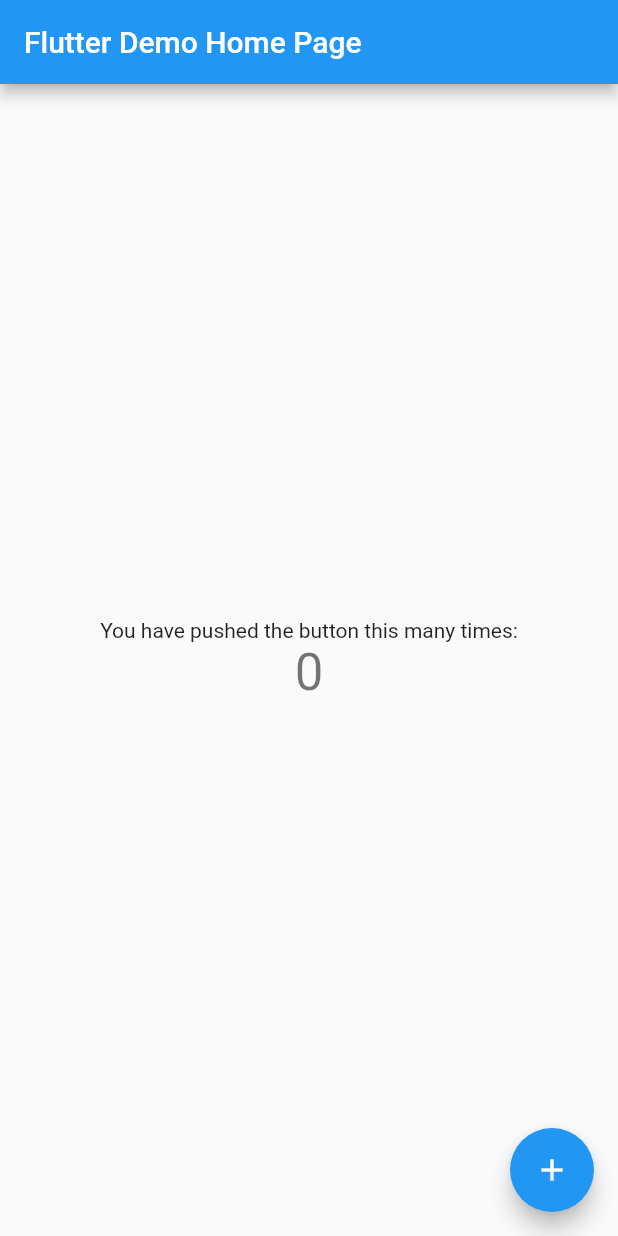
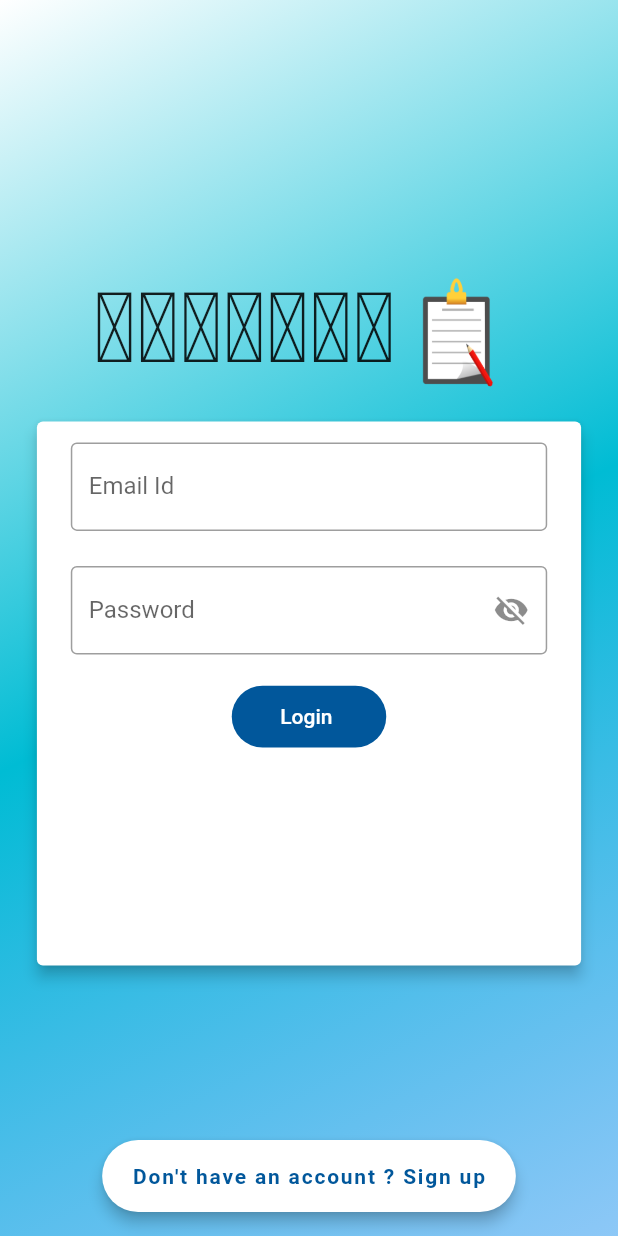
Before and after one commit to 11Urvesh/QuizoidApp, a Flutter app: the screen it shows after launch, on a phone screen of 412 x 824 dp. Run offline on Flutter 3.47's test engine with Material 2 defaults, Android fonts, the phone set to English and light mode, and no system bars; our stand-ins replace cloud_firestore, email_validator, firebase_auth, firebase_core; accounts and stored records are empty.

Commit message:
Authentication

```diff
--- /dev/null
+++ b/lib/Authentication/Auth_Screen.dart
@@ -0,0 +1,195 @@
+import 'package:flutter/material.dart';
+import 'package:quizoid/Authentication/Auth_form.dart';
+import 'package:firebase_auth/firebase_auth.dart';
+import 'package:cloud_firestore/cloud_firestore.dart';
+
+class AuthScreen extends StatefulWidget {
+  @override
+  _AuthScreenState createState() => _AuthScreenState();
+}
+
+class _AuthScreenState extends State<AuthScreen> {
+
+  final _auth = FirebaseAuth.instance;
+  bool _isLogin;
+  bool _isLoding;
+
+  @override
+  void initState() {
+    super.initState();
+    _isLogin = true;
+    _isLoding = false;
+  }
+
+  void _submitAuthForm({
+    BuildContext ctx,
+    @required String email,
+    @required String password,
+    String userName,
+    String phnNo,
+  })
+  async {
+    UserCredential authResult;
+
+    try {
+      setState(() {
+        _isLoding = true;
+      });
+
+      if(_isLogin){
+        authResult = await _auth.signInWithEmailAndPassword(email: email, password: password);
+      }
+      else{
+        authResult = await _auth.createUserWithEmailAndPassword(email: email, password: password);
+
+        await FirebaseFirestore.instance.collection('Users').doc(authResult.user.uid).set({
+          'Name': userName,
+          'Email': email,
+          'Password': password,
+          'phnNo': phnNo,
+          'Image':null,
+          'Standard':null,
+          'School': null,
+          'About':null
+        });
+      }
+
+    } catch (err) {
+      var message = 'Please check your internet connection';
+
+      if(err.code == null)
+      {
+        message = err.message;
+      }
+
+      switch (err.code.toString()) {
+        case 'wrong-password' :
+          message = ' Oops! Invalid Password.';
+          break;
+        case 'user-not-found' :
+          message = ' User does not exist, Sign Up to proceed.';
+          break;
+        case 'network-request-failed' :
+          message = ' Please check your internet connection. ';
+          break;
+        case 'email-already-in-use' :
+          message = ' User already exist with this Email-Id. ';
+          break;
+        case 'operation-not-allowed' :
+          message = ' Server error, please try again later.';
+          break;
+        default:
+          message = err.message;
+      }
+
+      Scaffold.of(ctx).showSnackBar(SnackBar(content: Text(message),backgroundColor: Theme.of(ctx).errorColor));
+
+    } finally{
+      setState(() {
+        _isLoding = false;
+      });
+    }
+
+  }
+
+  @override
+  Widget build(BuildContext context) {
+     final mediaQuery = MediaQuery.of(context);
+     bool _keyboardIsOpen = mediaQuery.viewInsets.bottom != 0;
+
+     double _screenHeight = mediaQuery.size.height -
+        mediaQuery.padding.top -
+        mediaQuery.padding.bottom;
+    double _screenWidth = mediaQuery.size.width -
+        mediaQuery.padding.left -
+        mediaQuery.padding.right;
+
+    return Scaffold(
+      body: SafeArea(
+        child: SingleChildScrollView(
+          child: Container(
+            height: _screenHeight,
+            width: _screenWidth,
+            alignment: Alignment.center,
+            decoration: BoxDecoration(
+              gradient: LinearGradient(colors: [
+                Colors.white,
+                Colors.cyan,
+                Colors.blue.withOpacity(0.5)
+              ], begin: Alignment.topLeft, end: Alignment.bottomRight),
+            ),
+            child: LayoutBuilder(builder: (context, constraints)
+            {
+              return Column(
+                  mainAxisAlignment: MainAxisAlignment.center,
+                  mainAxisSize: MainAxisSize.min,
+                  children: [
+                    Container(
+                        height: constraints.maxHeight * 0.11,
+                        width: constraints.maxWidth * 0.7,
+                        margin: const EdgeInsets.only(bottom: 10),
+                        child: Row(
+                          children: [
+                            Flexible(
+                              flex: 7,
+                              fit: FlexFit.tight,
+                              child: FittedBox(
+                                fit: BoxFit.fitWidth,
+                                child: Text('𝕼𝖚𝖎𝖟𝖔𝖎𝖉',style: TextStyle(fontWeight: FontWeight.bold,fontSize: 10)),
+                              ),
+                            ),
+                            Flexible(
+                              flex: 3,
+                              child: Image.asset('assets/Images/appIcon.png')
+                            )
+                          ],
+                        )
+                    ),
+                    Container(
+                      height: constraints.maxHeight * 0.45,
+                      width: constraints.maxWidth * 0.9,
+                      child: Card(
+                        elevation: 4,
+                        child: Padding(
+                          padding: const EdgeInsets.all(8.0),
+                          child: AuthForm(_isLogin,_submitAuthForm,_isLoding),
+                        ),
+                      )
+                    ),
+                  ]);
+              }),
+          ),
+        )
+      ),
+      floatingActionButton: Visibility(
+        visible: !_keyboardIsOpen,
+        child: FloatingActionButton.extended(
+          backgroundColor: Colors.white,
+          elevation: 4,
+          label: Text(
+            _isLogin
+                ? 'Don\'t have an account ? Sign up'
+                : 'Have an account ? Login now !',
+            style: TextStyle(
+                color: Theme.of(context).primaryColor,
+                fontWeight: FontWeight.bold),
+          ),
+          onPressed: () {
+            setState(() {
+              FocusScope.of(context).unfocus();
+              _isLogin = !_isLogin;
+            });
+          },
+        ),
+      ),
+      floatingActionButtonLocation: FloatingActionButtonLocation.centerFloat,
+    );
+  }
+}
+
+/*
+Image.asset(
+                          'assets/Images/Agrawal-image.png',
+                          fit: BoxFit.contain,
+                        )
+*/
--- /dev/null
+++ b/lib/Authentication/Auth_form.dart
@@ -0,0 +1,195 @@
+import 'package:flutter/material.dart';
+import 'package:email_validator/email_validator.dart';
+
+class AuthForm extends StatefulWidget {
+
+  final bool _isLogin;
+  final bool _isLoding;
+
+  final void Function({
+    BuildContext ctx,
+    @required String email,
+    @required String password,
+    String userName,
+    String phnNo,
+  }) _submitAuthForm;
+
+  AuthForm(this._isLogin,this._submitAuthForm,this._isLoding);
+
+  @override
+  _AuthFormState createState() => _AuthFormState();
+}
+
+class _AuthFormState extends State<AuthForm> {
+  final _formKey = GlobalKey<FormState>();
+  final ScrollController _controllerOne = ScrollController();
+  bool _passwordVisible;
+
+  String _userName;
+  String _phnNo;
+  String _emailId;
+  String _password;
+
+
+  @override
+  void initState() {
+    super.initState();
+    _passwordVisible = false;
+  }
+
+  void _trySubmit(BuildContext context)
+  {
+    final isValid = _formKey.currentState.validate();
+    FocusScope.of(context).unfocus();
+
+    if (isValid) {
+      _formKey.currentState.save();
+      widget._submitAuthForm(
+        ctx:context,
+        email: _emailId,
+        password : _password,
+        phnNo: _phnNo,
+        userName: _userName,
+      );
+    }
+
+  }
+
+  @override
+  Widget build(BuildContext context) {
+    return Scrollbar(
+      isAlwaysShown: ! widget._isLogin,
+      controller: _controllerOne,
+      child: SingleChildScrollView(
+        controller: _controllerOne,
+        child: Form(
+            key: _formKey,
+            child: Column(
+              mainAxisSize: MainAxisSize.min,
+              children: [
+                if(!widget._isLogin)
+                Container(
+                  height: MediaQuery.of(context).size.height * 0.1,
+                  width: MediaQuery.of(context).size.width * 0.8,
+                  padding: const EdgeInsets.all(6.0),
+                  child: TextFormField(
+                    key: ValueKey('Name'),
+                    decoration: InputDecoration(
+                      labelText: 'Name',
+                      hintText: 'Enter Full Name',
+                      border: OutlineInputBorder(),
+                    ),
+                    keyboardType: TextInputType.text,
+                    validator: (value) => value.isEmpty
+                        ? 'Please enter your name'
+                        : (RegExp(r'[!@#<>?":_`~;[\]\\|=+)(*&^%0-9-]')
+                                .hasMatch(value))
+                            ? 'Invalid name'
+                            : null,
+                    onSaved: (value) {
+                      _userName = value.trim();
+                    },
+                  ),
+                ),
+                if(!widget._isLogin)
+                Container(
+                  height: MediaQuery.of(context).size.height * 0.1,
+                  width: MediaQuery.of(context).size.width * 0.8,
+                  padding: const EdgeInsets.all(6.0),
+                  child: TextFormField(
+                    key: ValueKey('Mobile Number'),
+                    decoration: InputDecoration(
+                      labelText: 'Phone.No',
+                      hintText: 'Enter your mobile number',
+                      prefixText: '+91',
+                      border: OutlineInputBorder(),
+                    ),
+                    validator: (value) =>
+                        (!RegExp(r'(^(?:[+0]9)?[0-9]{10}$)').hasMatch(value) ||
+                                value.length == 0)
+                            ? 'Invalid phone number'
+                            : null,
+                    keyboardType: TextInputType.phone,
+                    onSaved: (value) {
+                      _phnNo = value.trim();
+                    },
+                  ),
+                ),
+                Container(
+                  height: MediaQuery.of(context).size.height * 0.1,
+                  width: MediaQuery.of(context).size.width * 0.8,
+                  padding: const EdgeInsets.all(6.0),
+                  child: TextFormField(
+                    key: ValueKey('Email-Id'),
+                    decoration: InputDecoration(
+                      labelText: 'Email Id',
+                      hintText: 'Enter your email address',
+                      border: OutlineInputBorder(),
+                    ),
+                    keyboardType: TextInputType.emailAddress,
+                    validator: (value) => !EmailValidator.validate(value, true)
+                        ? 'Invalid email id'
+                        : null,
+                    onSaved: (value) {
+                      _emailId = value.trim();
+                    },
+                  ),
+                ),
+                Container(
+                  height: MediaQuery.of(context).size.height * 0.1,
+                  width: MediaQuery.of(context).size.width * 0.8,
+                  padding: const EdgeInsets.all(6.0),
+                  child: TextFormField(
+                    key: ValueKey('Password'),
+                    obscureText: !_passwordVisible,
+                    decoration: InputDecoration(
+                      labelText: 'Password',
+                      hintText: (widget._isLogin ? 'Enter your password' : 'Set Password'),
+                      border: OutlineInputBorder(),
+                      suffixIcon: IconButton(
+                        icon: Icon(
+                          _passwordVisible
+                              ? Icons.visibility
+                              : Icons.visibility_off,
+                        ),
+                        onPressed: () {
+                          setState(() {
+                            _passwordVisible = !_passwordVisible;
+                          });
+                        },
+                      ),
+                    ),
+                    validator: (value) {
+                      return value.length < 7
+                          ? 'Password must be at least 7 characters long.'
+                          : null;
+                    },
+                    onSaved: (value){
+                      _password= value.trim();
+                    },
+                    keyboardType: TextInputType.visiblePassword,
+                  ),
+                ),
+                if(widget._isLoding)
+                CircularProgressIndicator(),
+                if(!widget._isLoding)
+                Container(
+                    alignment: Alignment.center,
+                    child: FlatButton(
+                      height: MediaQuery.of(context).size.height * 0.05,
+                      minWidth: MediaQuery.of(context).size.width * 0.25,
+                      shape: RoundedRectangleBorder(
+                        borderRadius: BorderRadius.circular(MediaQuery.of(context).size.height * 0.025),
+                      ),
+                      child: Text(widget._isLogin ? 'Login ':'Sign Up',
+                          style: TextStyle(color: Colors.white)),
+                      onPressed: ()=>_trySubmit(context),
+                      color: Theme.of(context).primaryColor,
+                    )
+                )
+              ],
+            )),
+      ),
+    );
+  }
+}
--- /dev/null
+++ b/lib/Home_Screen.dart
@@ -0,0 +1,21 @@
+import 'package:flutter/material.dart';
+import 'package:firebase_auth/firebase_auth.dart';
+
+class HomeScreen extends StatelessWidget {
+
+  final String userId;
+
+  HomeScreen(this.userId);
+
+  @override
+  Widget build(BuildContext context) {
+    return Center(
+      child: RaisedButton(
+        child: Text('Logout'),
+        onPressed: (){
+          FirebaseAuth.instance.signOut();
+        }
+      ),
+    );
+  }
+}
--- a/lib/main.dart
+++ b/lib/main.dart
@@ -1,117 +1,43 @@
 import 'package:flutter/material.dart';
+import 'package:quizoid/Home_Screen.dart';
+import 'Authentication/Auth_Screen.dart';
+import 'package:firebase_auth/firebase_auth.dart';
+import 'package:firebase_core/firebase_core.dart';
 
-void main() {
+
+void main() async{
+  WidgetsFlutterBinding.ensureInitialized();
+  await Firebase.initializeApp();
   runApp(MyApp());
 }
 
 class MyApp extends StatelessWidget {
-  // This widget is the root of your application.
+
   @override
   Widget build(BuildContext context) {
     return MaterialApp(
-      title: 'Flutter Demo',
+      title: 'Quizoid',
       theme: ThemeData(
-        // This is the theme of your application.
-        //
-        // Try running your application with "flutter run". You'll see the
-        // application has a blue toolbar. Then, without quitting the app, try
-        // changing the primarySwatch below to Colors.green and then invoke
-        // "hot reload" (press "r" in the console where you ran "flutter run",
-        // or simply save your changes to "hot reload" in a Flutter IDE).
-        // Notice that the counter didn't reset back to zero; the application
-        // is not restarted.
-        primarySwatch: Colors.blue,
-        // This makes the visual density adapt to the platform that you run
-        // the app on. For desktop platforms, the controls will be smaller and
-        // closer together (more dense) than on mobile platforms.
+        primaryColor: Colors.lightBlue[900],
+        primarySwatch: Colors.lightBlue,
+        accentColor: Colors.lightBlue,
+        buttonColor: Colors.lightBlue,
         visualDensity: VisualDensity.adaptivePlatformDensity,
       ),
-      home: MyHomePage(title: 'Flutter Demo Home Page'),
+      home: StreamBuilder(
+        stream: FirebaseAuth.instance.authStateChanges(),
+        builder: (context,userSnapshot){
+          if(userSnapshot.connectionState == ConnectionState.waiting)
+          {
+            return Center(child: CircularProgressIndicator());
+          }
+          if(userSnapshot.hasData)
+          {
+            return HomeScreen(userSnapshot.data.uid.toString().trim());
+          }
+          return AuthScreen();
+        },
+      ),
     );
   }
 }
-
-class MyHomePage extends StatefulWidget {
-  MyHomePage({Key key, this.title}) : super(key: key);
-
-  // This widget is the home page of your application. It is stateful, meaning
-  // that it has a State object (defined below) that contains fields that affect
-  // how it looks.
-
-  // This class is the configuration for the state. It holds the values (in this
-  // case the title) provided by the parent (in this case the App widget) and
-  // used by the build method of the State. Fields in a Widget subclass are
-  // always marked "final".
-
-  final String title;
-
-  @override
-  _MyHomePageState createState() => _MyHomePageState();
-}
-
-class _MyHomePageState extends State<MyHomePage> {
-  int _counter = 0;
-
-  void _incrementCounter() {
-    setState(() {
-      // This call to setState tells the Flutter framework that something has
-      // changed in this State, which causes it to rerun the build method below
-      // so that the display can reflect the updated values. If we changed
-      // _counter without calling setState(), then the build method would not be
-      // called again, and so nothing would appear to happen.
-      _counter++;
-    });
-  }
-
-  @override
-  Widget build(BuildContext context) {
-    // This method is rerun every time setState is called, for instance as done
-    // by the _incrementCounter method above.
-    //
-    // The Flutter framework has been optimized to make rerunning build methods
-    // fast, so that you can just rebuild anything that needs updating rather
-    // than having to individually change instances of widgets.
-    return Scaffold(
-      appBar: AppBar(
-        // Here we take the value from the MyHomePage object that was created by
-        // the App.build method, and use it to set our appbar title.
-        title: Text(widget.title),
-      ),
-      body: Center(
-        // Center is a layout widget. It takes a single child and positions it
-        // in the middle of the parent.
-        child: Column(
-          // Column is also a layout widget. It takes a list of children and
-          // arranges them vertically. By default, it sizes itself to fit its
-          // children horizontally, and tries to be as tall as its parent.
-          //
-          // Invoke "debug painting" (press "p" in the console, choose the
-          // "Toggle Debug Paint" action from the Flutter Inspector in Android
-          // Studio, or the "Toggle Debug Paint" command in Visual Studio Code)
-          // to see the wireframe for each widget.
-          //
-          // Column has various properties to control how it sizes itself and
-          // how it positions its children. Here we use mainAxisAlignment to
-          // center the children vertically; the main axis here is the vertical
-          // axis because Columns are vertical (the cross axis would be
-          // horizontal).
-          mainAxisAlignment: MainAxisAlignment.center,
-          children: <Widget>[
-            Text(
-              'You have pushed the button this many times:',
-            ),
-            Text(
-              '$_counter',
-              style: Theme.of(context).textTheme.headline4,
-            ),
-          ],
-        ),
-      ),
-      floatingActionButton: FloatingActionButton(
-        onPressed: _incrementCounter,
-        tooltip: 'Increment',
-        child: Icon(Icons.add),
-      ), // This trailing comma makes auto-formatting nicer for build methods.
-    );
-  }
-}
```
Also changed, not shown: pubspec.yaml (+6 -5 lines), assets/Images/appIcon.png (added), pubspec.lock, 3 other files.
